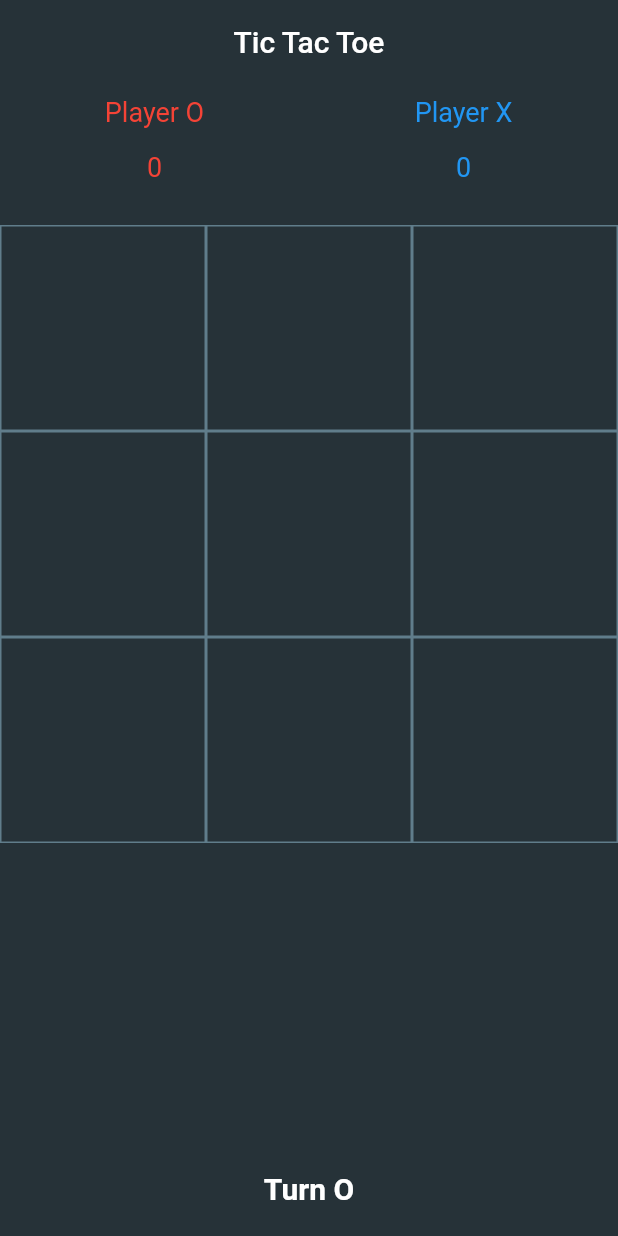
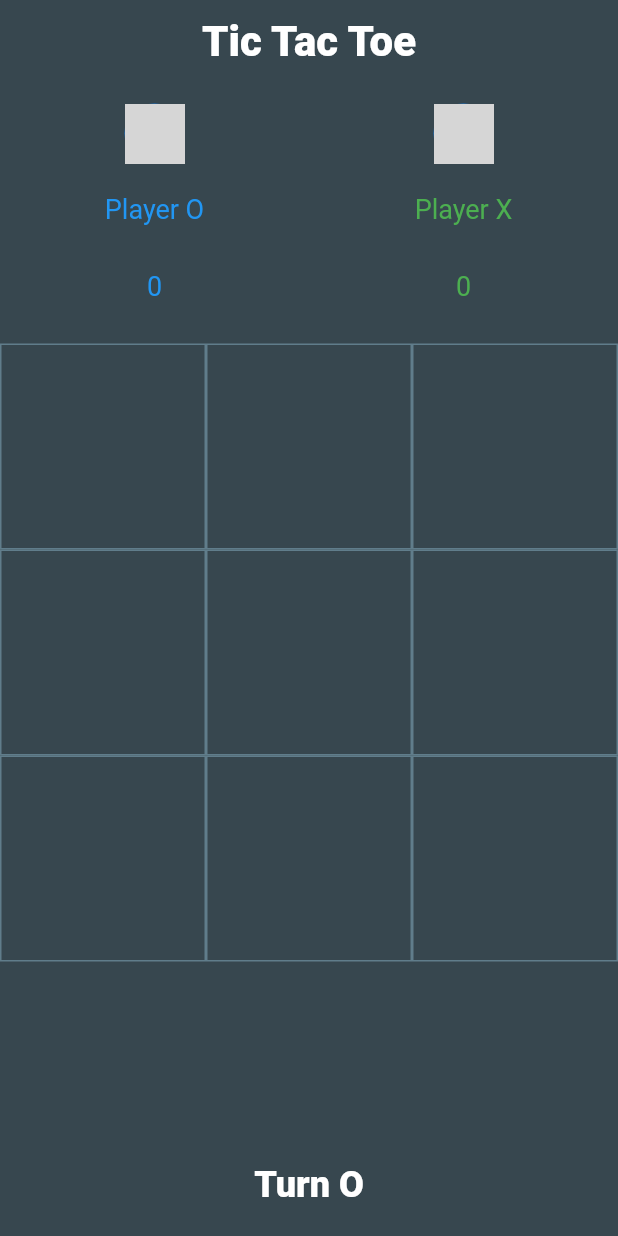
Before and after one commit to ghasemizade/Tic-Tac-Toe, a Flutter app: the screen it shows after launch, on a phone screen of 412 x 824 dp. Run offline on Flutter 3.47's test engine with Material 2 defaults, Android fonts, the phone set to English and light mode, and no system bars; grey boxes are pictures that could not be loaded.

Commit message:
set image

```diff
--- a/tic_tac_toe_flutter/lib/screens/home_screen.dart
+++ b/tic_tac_toe_flutter/lib/screens/home_screen.dart
@@ -17,11 +17,14 @@ class _HomeScreenState extends State<HomeScreen> {
     return Scaffold(
       appBar: AppBar(
         elevation: 0,
-        backgroundColor: Colors.blueGrey[900],
+        backgroundColor: Colors.blueGrey[800],
         centerTitle: true,
-        title: Text('Tic Tac Toe'),
+        title: Text(
+          'Tic Tac Toe',
+          style: TextStyle(fontSize: 28.0, fontWeight: FontWeight.w900),
         ),
-      backgroundColor: Colors.blueGrey[900],
+      ),
+      backgroundColor: Colors.blueGrey[800],
       body: SafeArea(
         child: Column(
           children: [
@@ -45,8 +48,8 @@ class _HomeScreenState extends State<HomeScreen> {
       isTurnO ? "Turn O" : "Turn X",
       style: TextStyle(
         color: Colors.white,
-        fontSize: 20.0,
-        fontWeight: FontWeight.bold,
+        fontSize: 24.0,
+        fontWeight: FontWeight.w800,
       ),
     );
   }
@@ -59,16 +62,38 @@ class _HomeScreenState extends State<HomeScreen> {
             children: [
               Padding(
                 padding: const EdgeInsets.all(8.0),
-                child: Text(
+                child: Container(
+                  height: 100.0,
+                  width: 80.0,
+                  decoration: BoxDecoration(
+                    borderRadius: BorderRadius.all(
+                      Radius.circular(20),
+                    ),
+                  ),
+                  child: Column(
+                    children: [
+                      SizedBox(
+                        height: 5.0,
+                      ),
+                      CircleAvatar(
+                        backgroundImage: AssetImage('Images/man_avatar.png'),
+                      ),
+                      SizedBox(
+                        height: 20.0,
+                      ),
+                      Text(
                         'Player O',
-                  style: TextStyle(color: Colors.red, fontSize: 18.0),
+                        style: TextStyle(color: Colors.blue, fontSize: 18.0),
+                      ),
+                    ],
+                  ),
                 ),
               ),
               Padding(
                 padding: const EdgeInsets.all(8.0),
                 child: Text(
                   '0',
-                  style: TextStyle(color: Colors.red, fontSize: 18.0),
+                  style: TextStyle(color: Colors.blue, fontSize: 18.0),
                 ),
               ),
             ],
@@ -79,16 +104,38 @@ class _HomeScreenState extends State<HomeScreen> {
             children: [
               Padding(
                 padding: const EdgeInsets.all(8.0),
-                child: Text(
+                child: Container(
+                  height: 100.0,
+                  width: 80.0,
+                  decoration: BoxDecoration(
+                    borderRadius: BorderRadius.all(
+                      Radius.circular(20),
+                    ),
+                  ),
+                  child: Column(
+                    children: [
+                      SizedBox(
+                        height: 5.0,
+                      ),
+                      CircleAvatar(
+                        backgroundImage: AssetImage('Images/woman_avatar.png'),
+                      ),
+                      SizedBox(
+                        height: 20.0,
+                      ),
+                      Text(
                         'Player X',
-                  style: TextStyle(color: Colors.blue, fontSize: 18.0),
+                        style: TextStyle(color: Colors.green, fontSize: 18.0),
+                      ),
+                    ],
+                  ),
                 ),
               ),
               Padding(
                 padding: const EdgeInsets.all(8.0),
                 child: Text(
                   '0',
-                  style: TextStyle(color: Colors.blue, fontSize: 18.0),
+                  style: TextStyle(color: Colors.green, fontSize: 18.0),
                 ),
               ),
             ],
@@ -127,11 +174,13 @@ class _HomeScreenState extends State<HomeScreen> {
               decoration: BoxDecoration(
                 border: Border.all(color: Colors.blueGrey),
               ),
+              child: Center(
                 child: Text(
                   XorOList[index],
                   style: TextStyle(
                     fontSize: 40.0,
                     color: Colors.teal,
+                  ),
                 ),
               ),
             ),
--- a/tic_tac_toe_flutter/pubspec.yaml
+++ b/tic_tac_toe_flutter/pubspec.yaml
@@ -57,9 +57,8 @@ flutter:
   uses-material-design: true
 
   # To add assets to your application, add an assets section, like this:
-  # assets:
-  #   - images/a_dot_burr.jpeg
-  #   - images/a_dot_ham.jpeg
+  assets:
+    - Images/
 
   # An image asset can refer to one or more resolution-specific "variants", see
   # https://flutter.dev/assets-and-images/#resolution-aware
```
Lines whose indentation alone changed are shown as unchanged.
